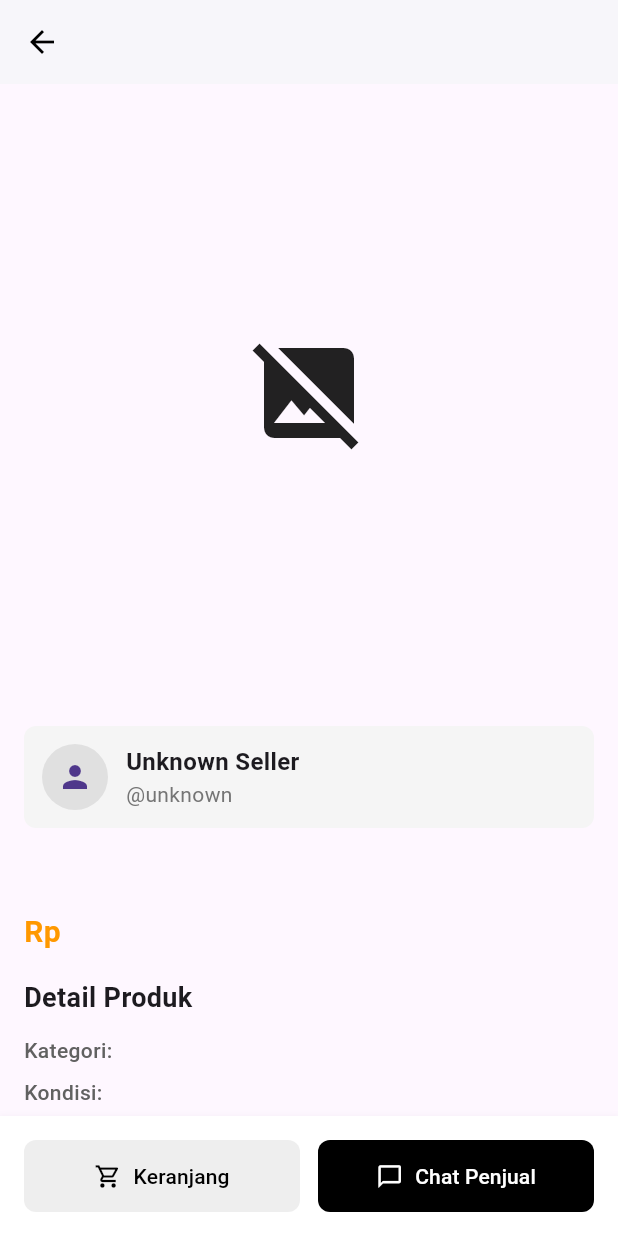
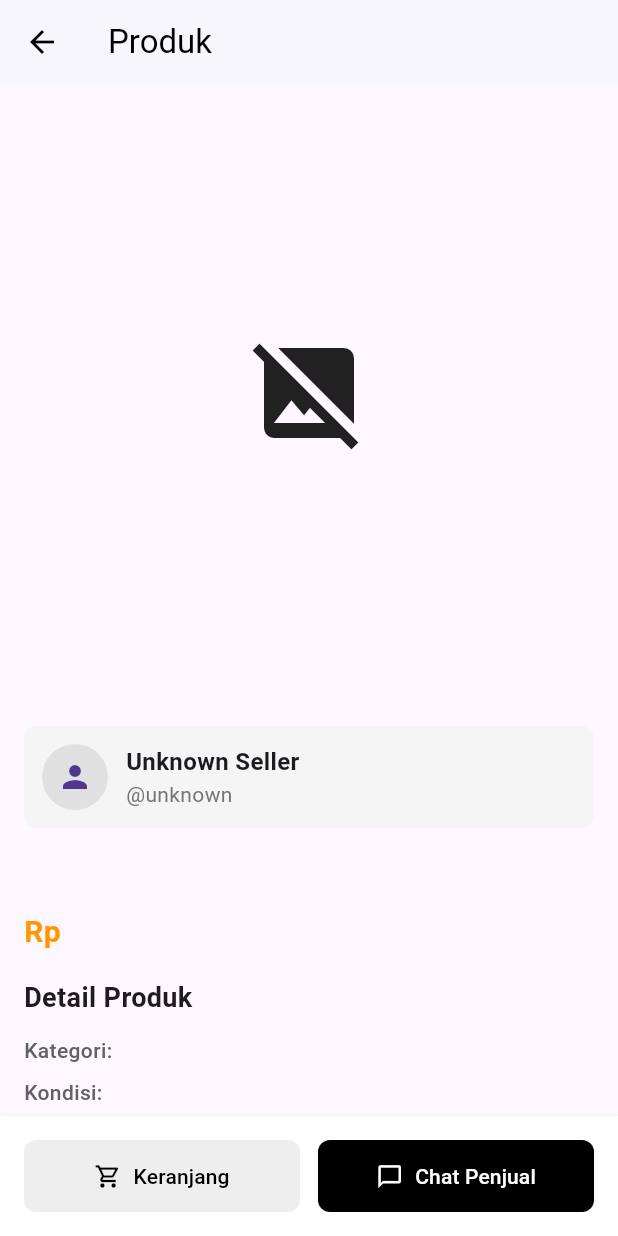
Before and after one commit to tungtungtungtungtungtungsahur/mobile-abp, a Flutter app: the DetailBarangShop screen opened directly with empty values, on a phone screen of 412 x 824 dp. Run offline on Flutter 3.47's test engine with Material 3 defaults, Android fonts, the phone set to English and light mode, and no system bars; our stand-ins replace cloud_firestore, firebase_auth, firebase_core, image_picker; accounts and stored records are empty; Roboto replaces fonts that are missing (Poppins).

Commit message:
fix connection data seller beetween home, detail product shop, and chat

```diff
--- a/lib/detail_barang_shop.dart
+++ b/lib/detail_barang_shop.dart
@@ -25,7 +25,7 @@ class DetailBarangShop extends StatelessWidget {
 
     return Scaffold(
       appBar: AppBar(
-        title: Text(name),
+        title: const Text('Produk'),
         backgroundColor: Colors.white,
         foregroundColor: Colors.black,
         elevation: 1,
--- a/lib/home.dart
+++ b/lib/home.dart
@@ -273,6 +273,7 @@ class _HomeScreenState extends State<HomeScreen> {
                     style: product['style']?.toString() ?? '-',
                     description: product['description']?.toString() ?? '-',
                     color: product['color']?.toString() ?? '-',
+                    sellerId: product['sellerId'] ?? '',
                   );
                 }
 
@@ -292,6 +293,7 @@ class _HomeScreenState extends State<HomeScreen> {
                   style: product['style']?.toString() ?? '-',
                   description: product['description']?.toString() ?? '-',
                   color: product['color']?.toString() ?? '-',
+                  sellerId: product['sellerId'] ?? '',
                 );
               },
             );
@@ -312,6 +314,7 @@ class _HomeScreenState extends State<HomeScreen> {
     required String style,
     required String description,
     required String color,
+    required String sellerId,
   }) {
     bool isNew = condition.toLowerCase() == 'new';
     return InkWell(
@@ -332,6 +335,7 @@ class _HomeScreenState extends State<HomeScreen> {
                 'style': style,
                 'description': description,
                 'color': color,
+                'sellerId': sellerId,
                 // Add more fields if needed
               },
             ),
```
